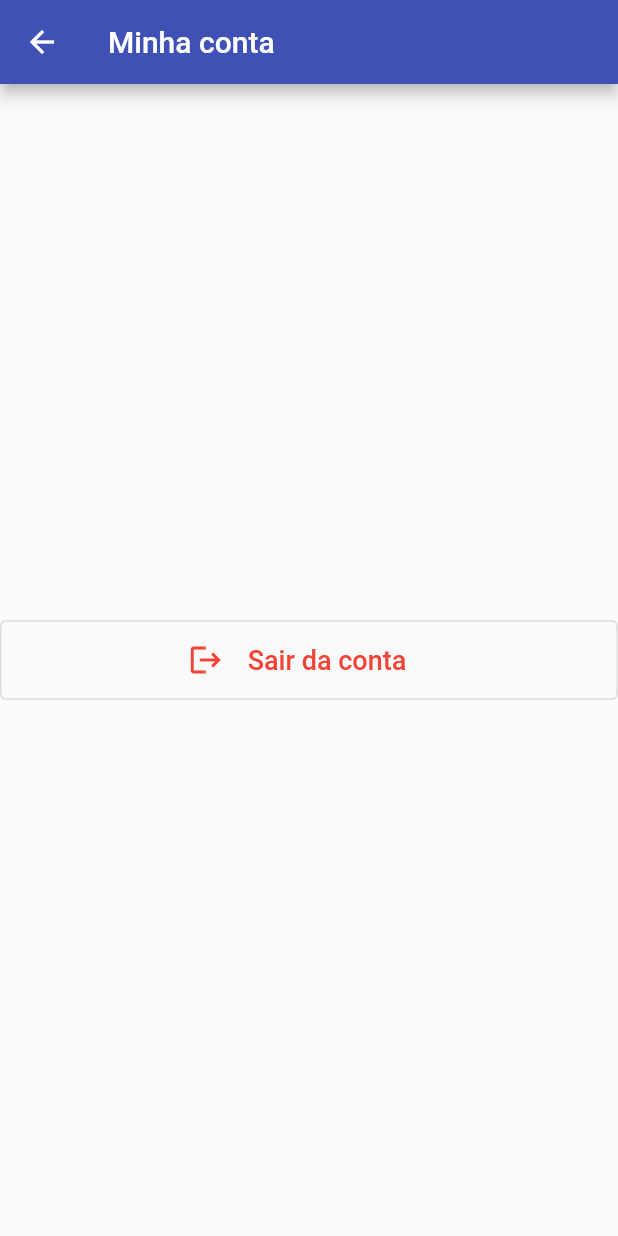
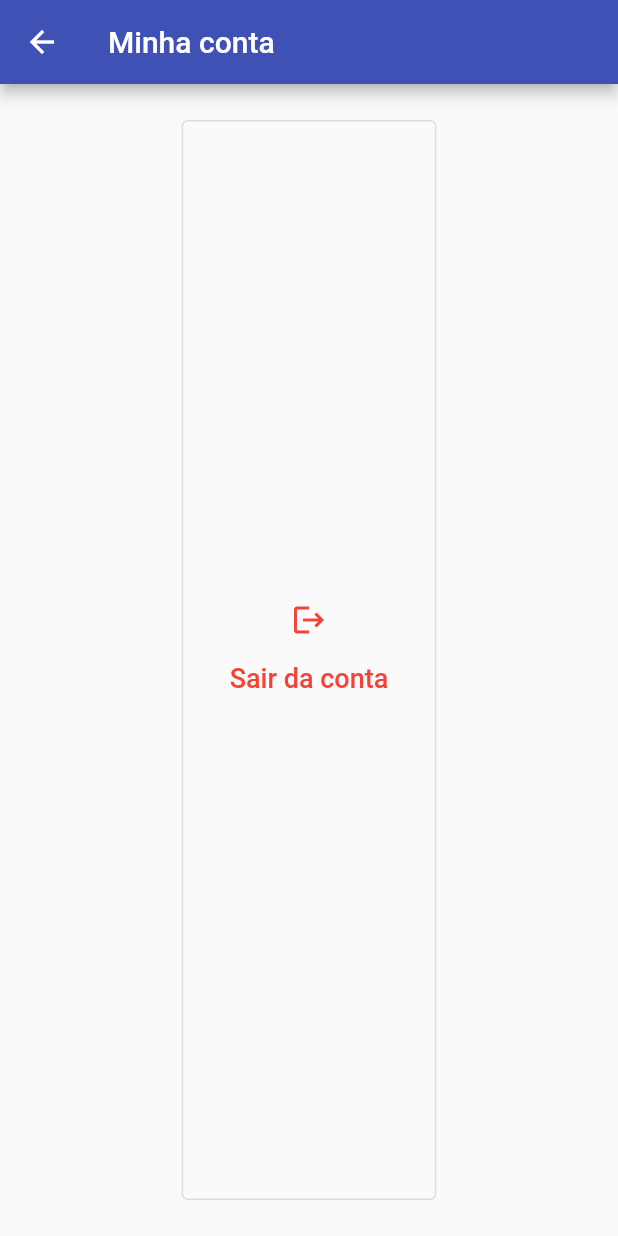
Before and after one commit to Lucakurotaki/LiberApp, a Flutter app: the AccountPage screen opened directly, on a phone screen of 412 x 824 dp. Run offline on Flutter 3.47's test engine with Material 2 defaults, Android fonts, the phone set to English and light mode, and no system bars; our stand-ins replace carousel_slider, cloud_firestore, firebase_auth, firebase_core, flutter_speed_dial, shared_preferences; accounts and stored records are empty.

Commit message:
Category, search and suggestion are working

```diff
--- a/lib/presentation/components/carousel_gallery.dart
+++ b/lib/presentation/components/carousel_gallery.dart
@@ -6,7 +6,6 @@ Widget carouselGallery = SizedBox(
   child: CarouselSlider(
     options: CarouselOptions(height: 200.0, autoPlay: true),
     items: [
-      'image/c01.svg',
       'image/c02.jpg',
       'image/c03.png'
     ].map((i) {
--- a/lib/presentation/components/categories_list.dart
+++ b/lib/presentation/components/categories_list.dart
@@ -29,7 +29,7 @@ class CategoriesList extends StatelessWidget {
           ),
           Category(
             iconChar: 'HQ',
-            iconCaption: 'HQs',
+            iconCaption: 'HQ',
           ),
           Category(
             iconChar: 'A',
--- a/lib/presentation/pages/account_page.dart
+++ b/lib/presentation/pages/account_page.dart
@@ -1,4 +1,5 @@
 import 'package:flutter/material.dart';
+import 'package:liberapp/presentation/pages/cart_page.dart';
 import 'package:liberapp/services/auth_service.dart';
 import 'package:provider/provider.dart';
 
@@ -11,6 +12,7 @@ class AccountPage extends StatefulWidget {
 }
 
 class _AccountPageState extends State<AccountPage> {
+
   @override
   Widget build(BuildContext context) {
     return Scaffold(
@@ -28,7 +30,7 @@ class _AccountPageState extends State<AccountPage> {
             style: OutlinedButton.styleFrom(
               primary: Colors.red,
             ),
-            child: Row(
+            child: Column(
               mainAxisAlignment: MainAxisAlignment.center,
               children: const <Widget>[
                 Icon(Icons.logout),
--- a/lib/presentation/repositories/book_repository.dart
+++ b/lib/presentation/repositories/book_repository.dart
@@ -70,7 +70,7 @@ class BookRepository{
     ),
   ];
 
-  static List<Book> bookListFilter(String type, String? subject){
+  List<Book> bookListFilter(String type, String? subject){
     List<Book> result = [];
     if(type == 'random'){
       result = list;
@@ -81,15 +81,15 @@ class BookRepository{
         if(book.category == subject){
           result.add(book);
         }
-        return result;
       }
+      return result;
     }else if(type == 'search'){
       for(var book in list){
         if(book.title.toLowerCase().contains(subject!.toLowerCase())){
           result.add(book);
         }
-        return result;
       }
+      return result;
     }
     result.add(list[0]);
     return result;
```
Also changed, not shown: lib/presentation/components/books_grid_view.dart (+17 -7 lines).
